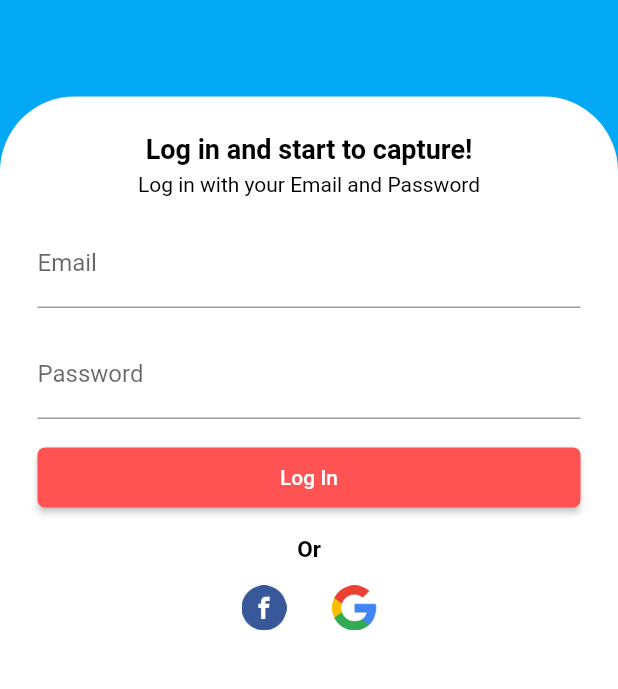
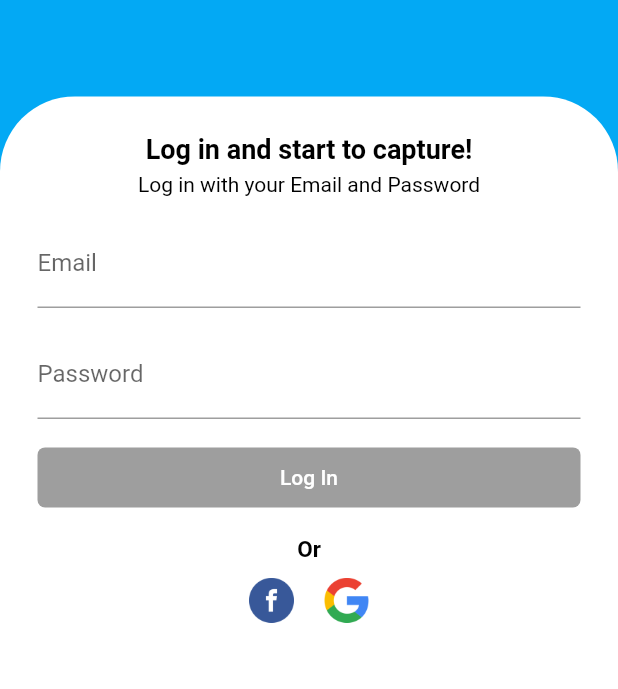
Before and after one commit to EverK777/poke_flutter, a Flutter app: the screen it shows after launch, on a phone screen of 412 x 824 dp, the part 398-1087 px from its top. Run offline on Flutter 3.47's test engine with Material 2 defaults, Android fonts, the phone set to English and light mode, and no system bars; our stand-ins replace chopper, cloud_firestore, curved_navigation_bar, flutter_swiper, rxdart, transparent_image; accounts and stored records are empty; generated files the repository leaves out were written again.

Commit message:
Login ui finished

```diff
--- a/lib/ui/login/login.dart
+++ b/lib/ui/login/login.dart
@@ -1,5 +1,7 @@
 import 'package:flutter/cupertino.dart';
 import 'package:flutter/material.dart';
+import 'package:poke_flutter/bloc/bloc_provider.dart';
+import 'package:poke_flutter/bloc/login_bloc/login_bloc.dart';
 
 class Login extends StatelessWidget {
   @override
@@ -52,8 +54,8 @@ class Login extends StatelessWidget {
                 ),
               ),
               Positioned(
-              height: _screenSize.height*0.60,
-              top: _screenSize.height*0.40,
+                height: _screenSize.height * 0.60,
+                top: _screenSize.height * 0.40,
                 child: Container(
                   child: Container(
                     width: _screenSize.width,
@@ -70,14 +72,18 @@ class Login extends StatelessWidget {
                           Text(
                             'Log in and start to capture!',
                             style: TextStyle(
-                                color: Colors.black, fontWeight: FontWeight.bold,fontSize: 18),
+                                color: Colors.black,
+                                fontWeight: FontWeight.bold,
+                                fontSize: 18),
                           ),
                           Container(
                             margin: EdgeInsets.only(top: 5),
                             child: Text(
                               'Log in with your Email and Password',
                               style: TextStyle(
-                                  color: Colors.black, fontWeight: FontWeight.normal,fontSize: 14),
+                                  color: Colors.black,
+                                  fontWeight: FontWeight.normal,
+                                  fontSize: 14),
                             ),
                           ),
                           Container(
@@ -89,23 +95,28 @@ class Login extends StatelessWidget {
                             child: passField(),
                           ),
                           Container(
-                            margin: EdgeInsets.only(top:15),
+                            margin: EdgeInsets.only(top: 15),
                             child: buttonEmailAndPassword(),
                           ),
                           Container(
-                            margin: EdgeInsets.only(top:15),
-                            child:     Text('Or',style: TextStyle(color: Colors.black,fontWeight: FontWeight.bold,fontSize: 15),)
-                          ),
+                              margin: EdgeInsets.only(top: 15),
+                              child: Text(
+                                'Or',
+                                style: TextStyle(
+                                    color: Colors.black,
+                                    fontWeight: FontWeight.bold,
+                                    fontSize: 15),
+                              )),
                           Center(
                             child: Row(
-                              mainAxisAlignment:MainAxisAlignment.center,
+                              mainAxisAlignment: MainAxisAlignment.center,
                               children: <Widget>[
                                 Container(
-                                margin: EdgeInsets.all(15),
+                                  margin: EdgeInsets.all(10),
                                   child: facebookImage(),
                                 ),
                                 Container(
-                                margin: EdgeInsets.all(15),
+                                  margin: EdgeInsets.all(10),
                                   child: googleImage(),
                                 )
                               ],
@@ -119,41 +130,62 @@ class Login extends StatelessWidget {
               ),
             ],
           ),
-      )
-    );
+        ));
   }
 
-  Widget emailField(){
+  Widget emailField() {
+    return StreamBuilder<String>(
+        stream: loginBLoc.getEmailAddress,
+        builder: (context, snapshot) {
           return TextField(
-        decoration: InputDecoration(labelText: 'Email'),
-        keyboardType: TextInputType.text);
+            decoration:
+                InputDecoration(labelText: 'Email', errorText: snapshot.error),
+            keyboardType: TextInputType.text,
+            onChanged: loginBLoc.changeEmail,
+          );
+        });
   }
-  Widget passField(){
+
+  Widget passField() {
+    return StreamBuilder<String>(
+        stream: loginBLoc.getPassword,
+        builder: (context, snapshot) {
           return TextField(
             obscureText: true,
-        decoration: InputDecoration(labelText: 'Password'),
-        keyboardType: TextInputType.text);
+            decoration: InputDecoration(
+                labelText: 'Password', errorText: snapshot.error),
+            keyboardType: TextInputType.text,
+            onChanged: loginBLoc.changePassword,
+          );
+        });
   }
 
-  Widget buttonEmailAndPassword(){
+  Widget buttonEmailAndPassword() {
     return ButtonTheme(
       minWidth: double.infinity,
       height: 40,
-      child: RaisedButton(
+      child: StreamBuilder<bool>(
+        stream: loginBLoc.canLogin,
+        builder: (context, snapshot) {
+          return RaisedButton(
               elevation: 2,
-          color: Colors.redAccent ,
+              color: Colors.redAccent,
               shape: new RoundedRectangleBorder(
                 borderRadius: new BorderRadius.circular(5.0),
               ),
-        child: Text("Log In",style: TextStyle(color: Colors.white),),
-        onPressed: (){}
+              child: Text(
+                "Log In",
+                style: TextStyle(color: Colors.white),
+              ),
+              onPressed: snapshot.hasData ?() {}:null);
+        }
       ),
     );
   }
 
-  Widget facebookImage(){
+  Widget facebookImage() {
     return GestureDetector(
-      onTap: (){},
+      onTap: () {},
       child: Container(
         child: Image.asset(
           'assets/images/facebook.png',
@@ -164,9 +196,8 @@ class Login extends StatelessWidget {
     );
   }
 
-  Widget googleImage(){
+  Widget googleImage() {
     return GestureDetector(
-      onTap: (){},
       child: Container(
         child: Image.asset(
           'assets/images/google.png',
@@ -176,5 +207,4 @@ class Login extends StatelessWidget {
       ),
     );
   }
-
 }
```
Also changed, not shown: lib/bloc/login_bloc/login_bloc.dart (+33 -0 lines), lib/bloc/login_bloc/login_validator.dart (+19 -0 lines). Lines whose indentation alone changed are shown as unchanged.
